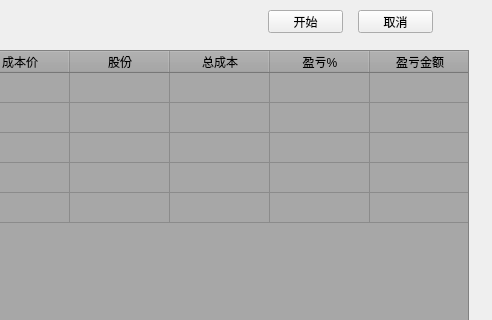
Qt form src/pyStock/stockframe.ui (qq17908/PyPandas) before a commit; both pictures show x 452 to 944 and y 0 to 320 of the 944 by 645 pixel window.
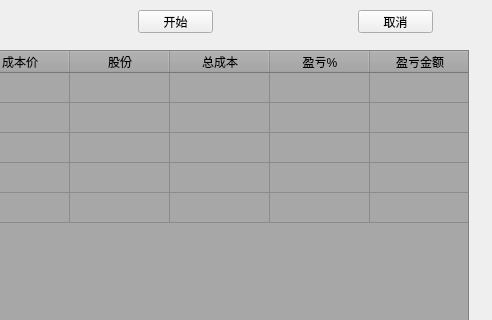
The same form after that commit.

Commit message: pyqt learn！

What changed in the file:
```diff
--- a/src/pyStock/stockframe.ui
+++ b/src/pyStock/stockframe.ui
@@ -17,7 +17,7 @@
    <widget class="QPushButton" name="pushButton_OK">
     <property name="geometry">
      <rect>
-      <x>720</x>
+      <x>590</x>
       <y>10</y>
       <width>75</width>
       <height>23</height>
```
The commit also changes 2 other files.
